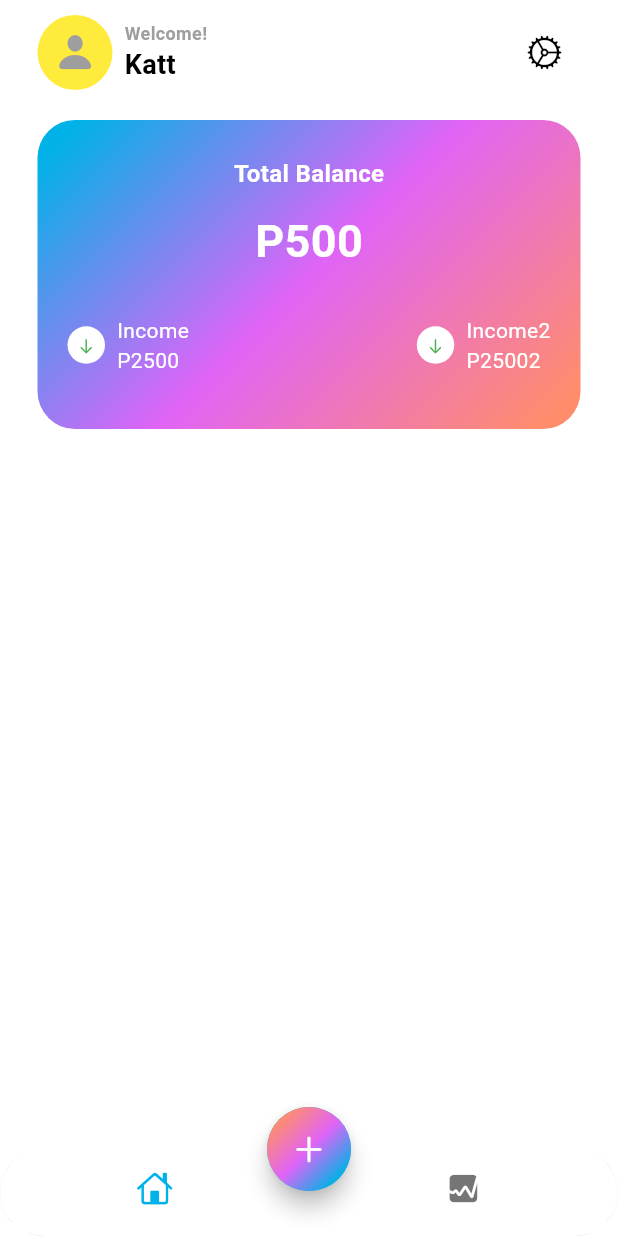
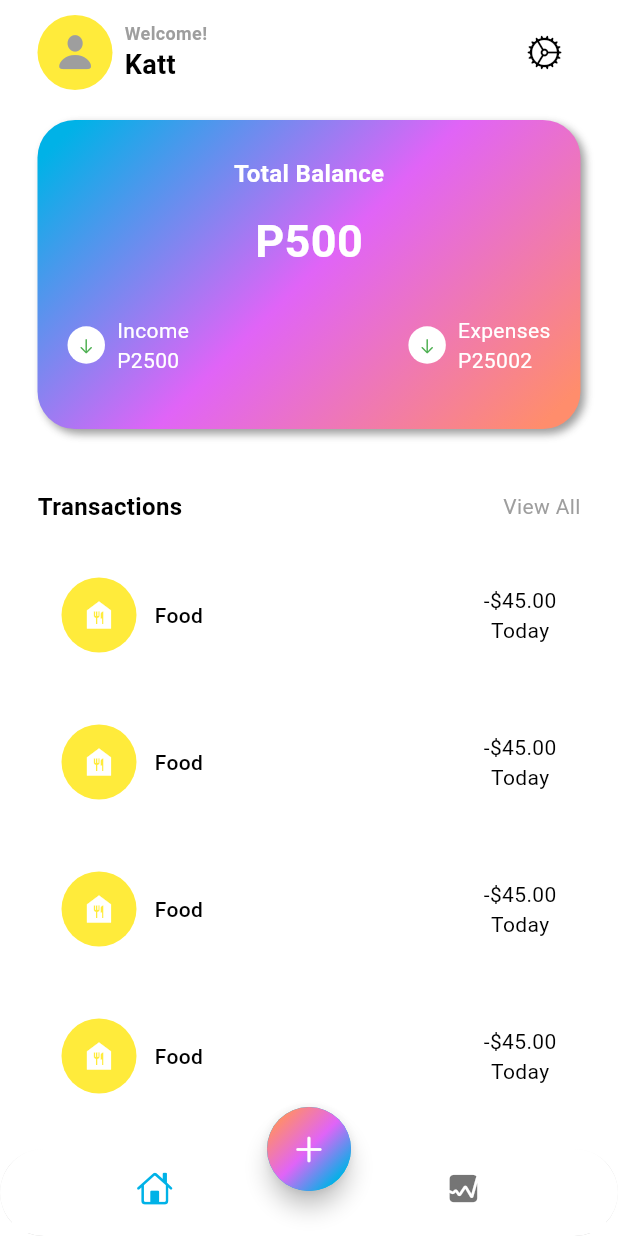
Before and after one commit to kattsy-dev/expense_tracker, a Flutter app: the screen it shows after launch, on a phone screen of 412 x 824 dp. Run offline on Flutter 3.47's test engine with Material 3 defaults, Android fonts, the phone set to English and light mode, and no system bars.

Commit message:
Third Commit

```diff
--- a/lib/screens/home/views/home_screen.dart
+++ b/lib/screens/home/views/home_screen.dart
@@ -11,7 +11,7 @@ class HomeScreen extends StatelessWidget {
   Widget build(BuildContext context) {
     return Scaffold(
       //appBar: AppBar(),
-      backgroundColor: Colors.white,
+      backgroundColor: Color.fromARGB(239, 255, 255, 255),
       bottomNavigationBar: ClipRRect(
         borderRadius: BorderRadius.circular(30), // Apply rounded corners
         child: BottomNavigationBar(
--- a/lib/screens/home/views/main_screen.dart
+++ b/lib/screens/home/views/main_screen.dart
@@ -78,6 +78,14 @@ class MainScreen extends StatelessWidget {
                   transform: const GradientRotation(pi / 4),
                 ),
                 borderRadius: BorderRadius.circular(25),
+                boxShadow: const [
+                  BoxShadow(
+                    blurRadius: 4.0, // Softens the shadow's edges
+                    color: Colors.grey, // Sets the shadow's color
+                    offset: Offset(3,
+                        3), // Positions the shadow 2 pixels right and 2 pixels down
+                  ),
+                ],
               ),
               child: Column(
                 mainAxisAlignment: MainAxisAlignment.center,
@@ -167,7 +175,7 @@ class MainScreen extends StatelessWidget {
                               crossAxisAlignment: CrossAxisAlignment.start,
                               children: [
                                 Text(
-                                  'Income2',
+                                  'Expenses',
                                   style: TextStyle(
                                     fontSize: 14,
                                     fontWeight:
@@ -195,7 +203,119 @@ class MainScreen extends StatelessWidget {
                   )
                 ],
               ),
-            )
+            ),
+            const SizedBox(
+              height: 40,
+            ),
+            Row(
+              mainAxisAlignment: MainAxisAlignment.spaceBetween,
+              children: [
+                Text(
+                  'Transactions',
+                  style: TextStyle(
+                    fontSize: 16,
+                    fontWeight: FontWeight.bold, // Make the text bold
+                    color: Theme.of(context)
+                        .colorScheme
+                        .onSurface, // Set a color for the text
+                  ),
+                ),
+                GestureDetector(
+                  onTap: () {},
+                  child: Text(
+                    'View All',
+                    style: TextStyle(
+                      fontSize: 14,
+                      fontWeight: FontWeight.w400, // Make the text bold
+                      color: Theme.of(context)
+                          .colorScheme
+                          .outline, // Set a color for the text
+                    ),
+                  ),
+                ),
+              ],
+            ),
+            const SizedBox(
+              height: 20,
+            ),
+            Expanded(
+              child: ListView.builder(
+                  itemCount: 10,
+                  itemBuilder: (context, int index) {
+                    return Padding(
+                      padding: const EdgeInsets.only(bottom: 16.0),
+                      child: Container(
+                        decoration: BoxDecoration(
+                            color: Colors.white,
+                            borderRadius: BorderRadius.circular(12)),
+                        child: Padding(
+                          padding: const EdgeInsets.all(16.0),
+                          child: Row(
+                            mainAxisAlignment: MainAxisAlignment.spaceBetween,
+                            children: [
+                              Row(
+                                children: [
+                                  Stack(
+                                    alignment: Alignment.center,
+                                    children: [
+                                      Container(
+                                        width: 50,
+                                        height: 50,
+                                        decoration: const BoxDecoration(
+                                          color: Colors.yellow,
+                                          shape: BoxShape.circle,
+                                        ),
+                                      ),
+                                      const Icon(
+                                        Icons.food_bank,
+                                        color: Colors.white,
+                                      )
+                                    ],
+                                  ),
+                                  const SizedBox(width: 12),
+                                  Text(
+                                    'Food',
+                                    style: TextStyle(
+                                        fontSize: 14,
+                                        fontWeight: FontWeight
+                                            .w500, // Make the text bold
+                                        color: Theme.of(context)
+                                            .colorScheme
+                                            .onSurface),
+                                  ),
+                                ],
+                              ),
+                              Column(
+                                children: [
+                                  Text(
+                                    '-\$45.00',
+                                    style: TextStyle(
+                                        fontSize: 14,
+                                        fontWeight: FontWeight
+                                            .w400, // Make the text bold
+                                        color: Theme.of(context)
+                                            .colorScheme
+                                            .onSurface),
+                                  ),
+                                  Text(
+                                    'Today',
+                                    style: TextStyle(
+                                        fontSize: 14,
+                                        fontWeight: FontWeight
+                                            .w400, // Make the text bold
+                                        color: Theme.of(context)
+                                            .colorScheme
+                                            .onSurface),
+                                  ),
+                                ],
+                              ),
+                            ],
+                          ),
+                        ),
+                      ),
+                    );
+                  }),
+            ),
           ],
         ),
       ),
```
